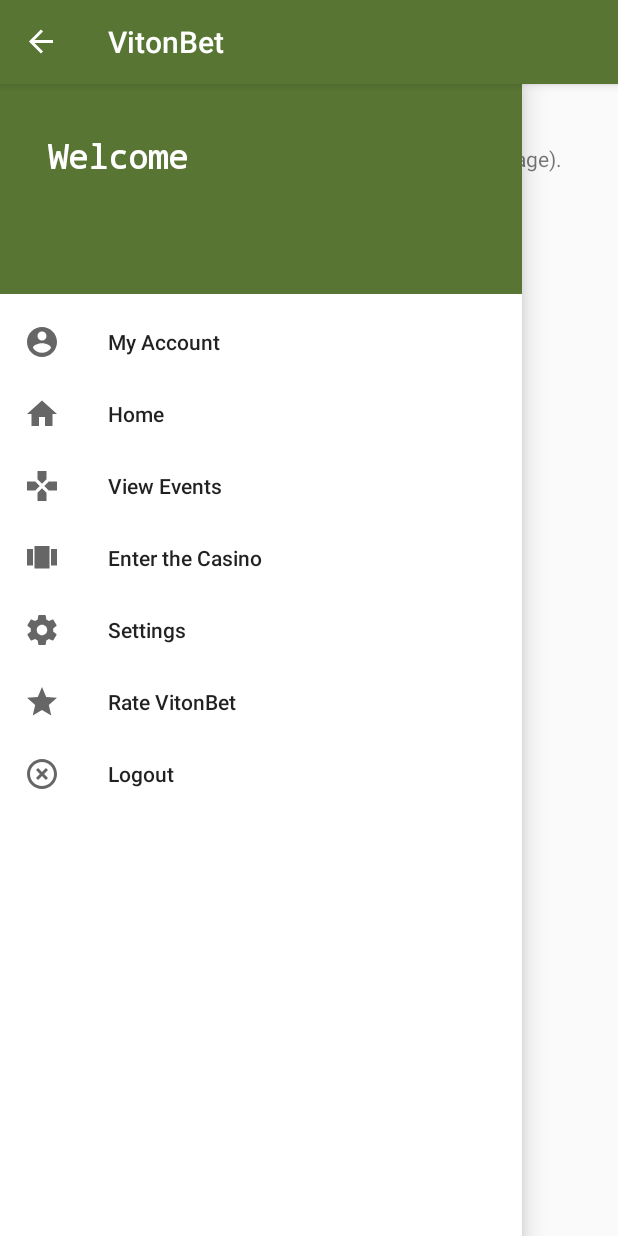
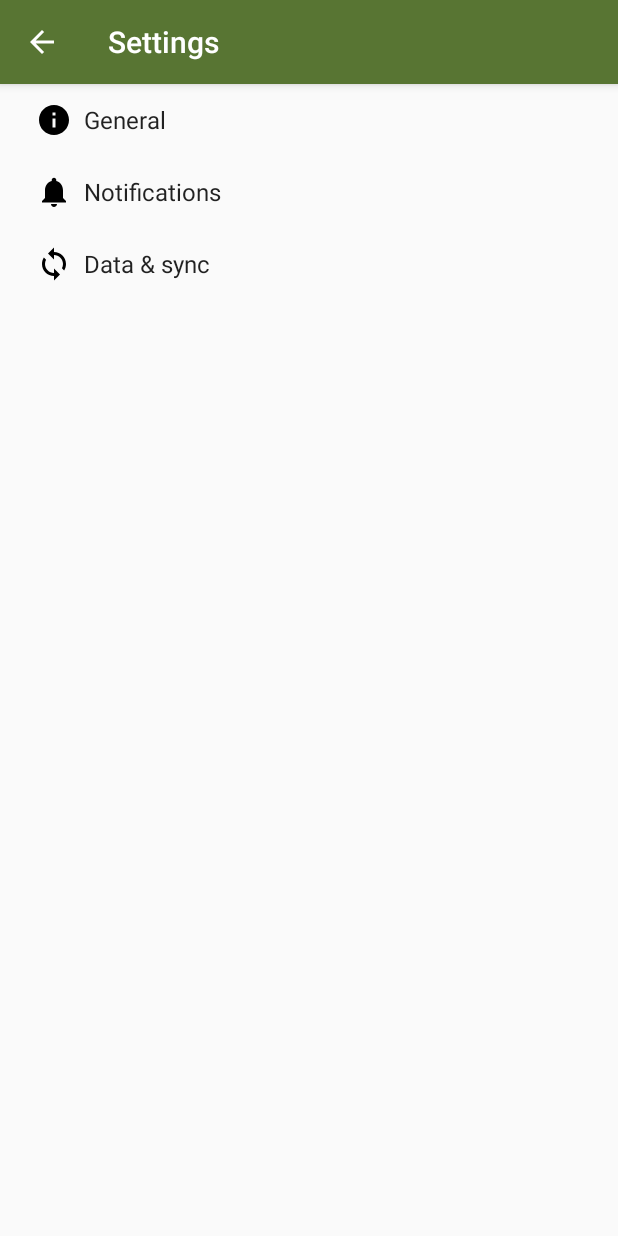
Before and after one commit to GabrielGrimberg/VitonBet, an Android app: the MainActivity screen opened directly, with no data from a screen before it, after a tap on "Settings", on a phone screen of 412 x 824 dp. Run offline under Robolectric (Android 15) with nearby library versions, the phone set to English and light mode, and no system bars; our stand-ins replace Firebase (no records; nobody signed in at launch, a user with empty details on screens opened directly); 3 other taps on this screen came first.

Commit message:
Settings Activity - Android Studio Default

```diff
--- a/VitonBet/app/build.gradle
+++ b/VitonBet/app/build.gradle
@@ -21,6 +21,7 @@ android {
 dependencies {
     implementation fileTree(dir: 'libs', include: ['*.jar'])
     implementation 'com.android.support:appcompat-v7:26.1.0'
+    implementation 'com.android.support:support-v4:26.1.0'
     compile 'com.android.support:design:26.1.0'
     implementation 'com.android.support.constraint:constraint-layout:1.0.2'
     testImplementation 'junit:junit:4.12'
--- /dev/null
+++ b/VitonBet/app/src/main/java/gabrielgrimberg/com/vitonbet/AppCompatPreferenceActivity.java
@@ -0,0 +1,109 @@
+package gabrielgrimberg.com.vitonbet;
+
+import android.content.res.Configuration;
+import android.os.Bundle;
+import android.preference.PreferenceActivity;
+import android.support.annotation.LayoutRes;
+import android.support.annotation.Nullable;
+import android.support.v7.app.ActionBar;
+import android.support.v7.app.AppCompatDelegate;
+import android.support.v7.widget.Toolbar;
+import android.view.MenuInflater;
+import android.view.View;
+import android.view.ViewGroup;
+
+/**
+ * A {@link android.preference.PreferenceActivity} which implements and proxies the necessary calls
+ * to be used with AppCompat.
+ */
+public abstract class AppCompatPreferenceActivity extends PreferenceActivity {
+
+    private AppCompatDelegate mDelegate;
+
+    @Override
+    protected void onCreate(Bundle savedInstanceState) {
+        getDelegate().installViewFactory();
+        getDelegate().onCreate(savedInstanceState);
+        super.onCreate(savedInstanceState);
+    }
+
+    @Override
+    protected void onPostCreate(Bundle savedInstanceState) {
+        super.onPostCreate(savedInstanceState);
+        getDelegate().onPostCreate(savedInstanceState);
+    }
+
+    public ActionBar getSupportActionBar() {
+        return getDelegate().getSupportActionBar();
+    }
+
+    public void setSupportActionBar(@Nullable Toolbar toolbar) {
+        getDelegate().setSupportActionBar(toolbar);
+    }
+
+    @Override
+    public MenuInflater getMenuInflater() {
+        return getDelegate().getMenuInflater();
+    }
+
+    @Override
+    public void setContentView(@LayoutRes int layoutResID) {
+        getDelegate().setContentView(layoutResID);
+    }
+
+    @Override
+    public void setContentView(View view) {
+        getDelegate().setContentView(view);
+    }
+
+    @Override
+    public void setContentView(View view, ViewGroup.LayoutParams params) {
+        getDelegate().setContentView(view, params);
+    }
+
+    @Override
+    public void addContentView(View view, ViewGroup.LayoutParams params) {
+        getDelegate().addContentView(view, params);
+    }
+
+    @Override
+    protected void onPostResume() {
+        super.onPostResume();
+        getDelegate().onPostResume();
+    }
+
+    @Override
+    protected void onTitleChanged(CharSequence title, int color) {
+        super.onTitleChanged(title, color);
+        getDelegate().setTitle(title);
+    }
+
+    @Override
+    public void onConfigurationChanged(Configuration newConfig) {
+        super.onConfigurationChanged(newConfig);
+        getDelegate().onConfigurationChanged(newConfig);
+    }
+
+    @Override
+    protected void onStop() {
+        super.onStop();
+        getDelegate().onStop();
+    }
+
+    @Override
+    protected void onDestroy() {
+        super.onDestroy();
+        getDelegate().onDestroy();
+    }
+
+    public void invalidateOptionsMenu() {
+        getDelegate().invalidateOptionsMenu();
+    }
+
+    private AppCompatDelegate getDelegate() {
+        if (mDelegate == null) {
+            mDelegate = AppCompatDelegate.create(this, null);
+        }
+        return mDelegate;
+    }
+}
--- a/VitonBet/app/src/main/java/gabrielgrimberg/com/vitonbet/MainActivity.java
+++ b/VitonBet/app/src/main/java/gabrielgrimberg/com/vitonbet/MainActivity.java
@@ -93,6 +93,11 @@ public class MainActivity extends AppCompatActivity
                         casinoActivity.addFlags(Intent.FLAG_ACTIVITY_CLEAR_TOP);
                         startActivity(casinoActivity);
 
+                    case R.id.nav_settings:
+                        Intent settingsActivity = new Intent(getApplicationContext(), SettingsActivity.class);
+                        settingsActivity.addFlags(Intent.FLAG_ACTIVITY_CLEAR_TOP);
+                        startActivity(settingsActivity);
+
                         return true;
 
                     case R.id.nav_logout:
--- /dev/null
+++ b/VitonBet/app/src/main/res/drawable/ic_info_black_24dp.xml
@@ -0,0 +1,9 @@
+<vector xmlns:android="http://schemas.android.com/apk/res/android"
+    android:width="24dp"
+    android:height="24dp"
+    android:viewportHeight="24.0"
+    android:viewportWidth="24.0">
+    <path
+        android:fillColor="#FF000000"
+        android:pathData="M12,2C6.48,2 2,6.48 2,12s4.48,10 10,10 10,-4.48 10,-10S17.52,2 12,2zm1,15h-2v-6h2v6zm0,-8h-2V7h2v2z" />
+</vector>
--- /dev/null
+++ b/VitonBet/app/src/main/res/drawable/ic_sync_black_24dp.xml
@@ -0,0 +1,9 @@
+<vector xmlns:android="http://schemas.android.com/apk/res/android"
+    android:width="24dp"
+    android:height="24dp"
+    android:viewportHeight="24.0"
+    android:viewportWidth="24.0">
+    <path
+        android:fillColor="#FF000000"
+        android:pathData="M12 4V1L8 5l4 4V6c3.31 0 6 2.69 6 6 0 1.01,-.25 1.97,-.7 2.8l1.46 1.46C19.54 15.03 20 13.57 20 12c0,-4.42,-3.58,-8,-8,-8zm0 14c-3.31 0,-6,-2.69,-6,-6 0,-1.01.25,-1.97.7,-2.8L5.24 7.74C4.46 8.97 4 10.43 4 12c0 4.42 3.58 8 8 8v3l4,-4,-4,-4v3z" />
+</vector>
--- a/VitonBet/app/src/main/res/values/strings.xml
+++ b/VitonBet/app/src/main/res/values/strings.xml
@@ -14,4 +14,77 @@
 
     <!-- TODO: Remove or change this placeholder text -->
     <string name="hello_blank_fragment">Hello blank fragment</string>
+    <string name="title_activity_settings">Settings</string>
+
+    <!-- Strings related to Settings -->
+
+    <!-- Example General settings -->
+    <string name="pref_header_general">General</string>
+
+    <string name="pref_title_social_recommendations">Enable social recommendations</string>
+    <string name="pref_description_social_recommendations">Recommendations for people to contact
+        based on your message history
+    </string>
+
+    <string name="pref_title_display_name">Display name</string>
+    <string name="pref_default_display_name">John Smith</string>
+
+    <string name="pref_title_add_friends_to_messages">Add friends to messages</string>
+    <string-array name="pref_example_list_titles">
+        <item>Always</item>
+        <item>When possible</item>
+        <item>Never</item>
+    </string-array>
+    <string-array name="pref_example_list_values">
+        <item>1</item>
+        <item>0</item>
+        <item>-1</item>
+    </string-array>
+
+    <!-- Example settings for Data & Sync -->
+    <string name="pref_header_data_sync">Data &amp; sync</string>
+
+    <string name="pref_title_sync_frequency">Sync frequency</string>
+    <string-array name="pref_sync_frequency_titles">
+        <item>15 minutes</item>
+        <item>30 minutes</item>
+        <item>1 hour</item>
+        <item>3 hours</item>
+        <item>6 hours</item>
+        <item>Never</item>
+    </string-array>
+    <string-array name="pref_sync_frequency_values">
+        <item>15</item>
+        <item>30</item>
+        <item>60</item>
+        <item>180</item>
+        <item>360</item>
+        <item>-1</item>
+    </string-array>
+
+    <string-array name="list_preference_entries">
+        <item>Entry 1</item>
+        <item>Entry 2</item>
+        <item>Entry 3</item>
+    </string-array>
+
+    <string-array name="list_preference_entry_values">
+        <item>1</item>
+        <item>2</item>
+        <item>3</item>
+    </string-array>
+
+    <string-array name="multi_select_list_preference_default_value" />
+
+    <string name="pref_title_system_sync_settings">System sync settings</string>
+
+    <!-- Example settings for Notifications -->
+    <string name="pref_header_notifications">Notifications</string>
+
+    <string name="pref_title_new_message_notifications">New message notifications</string>
+
+    <string name="pref_title_ringtone">Ringtone</string>
+    <string name="pref_ringtone_silent">Silent</string>
+
+    <string name="pref_title_vibrate">Vibrate</string>
 </resources>
--- /dev/null
+++ b/VitonBet/app/src/main/res/xml/pref_data_sync.xml
@@ -0,0 +1,21 @@
+<PreferenceScreen xmlns:android="http://schemas.android.com/apk/res/android">
+
+    <!-- NOTE: Hide buttons to simplify the UI. Users can touch outside the dialog to
+         dismiss it. -->
+    <!-- NOTE: ListPreference's summary should be set to its value by the activity code. -->
+    <ListPreference
+        android:defaultValue="180"
+        android:entries="@array/pref_sync_frequency_titles"
+        android:entryValues="@array/pref_sync_frequency_values"
+        android:key="sync_frequency"
+        android:negativeButtonText="@null"
+        android:positiveButtonText="@null"
+        android:title="@string/pref_title_sync_frequency" />
+
+    <!-- This preference simply launches an intent when selected. Use this UI sparingly, per
+         design guidelines. -->
+    <Preference android:title="@string/pref_title_system_sync_settings">
+        <intent android:action="android.settings.SYNC_SETTINGS" />
+    </Preference>
+
+</PreferenceScreen>
--- /dev/null
+++ b/VitonBet/app/src/main/res/xml/pref_general.xml
@@ -0,0 +1,33 @@
+<PreferenceScreen xmlns:android="http://schemas.android.com/apk/res/android">
+
+    <SwitchPreference
+        android:defaultValue="true"
+        android:key="example_switch"
+        android:summary="@string/pref_description_social_recommendations"
+        android:title="@string/pref_title_social_recommendations" />
+
+    <!-- NOTE: EditTextPreference accepts EditText attributes. -->
+    <!-- NOTE: EditTextPreference's summary should be set to its value by the activity code. -->
+    <EditTextPreference
+        android:capitalize="words"
+        android:defaultValue="@string/pref_default_display_name"
+        android:inputType="textCapWords"
+        android:key="example_text"
+        android:maxLines="1"
+        android:selectAllOnFocus="true"
+        android:singleLine="true"
+        android:title="@string/pref_title_display_name" />
+
+    <!-- NOTE: Hide buttons to simplify the UI. Users can touch outside the dialog to
+         dismiss it. -->
+    <!-- NOTE: ListPreference's summary should be set to its value by the activity code. -->
+    <ListPreference
+        android:defaultValue="-1"
+        android:entries="@array/pref_example_list_titles"
+        android:entryValues="@array/pref_example_list_values"
+        android:key="example_list"
+        android:negativeButtonText="@null"
+        android:positiveButtonText="@null"
+        android:title="@string/pref_title_add_friends_to_messages" />
+
+</PreferenceScreen>
--- /dev/null
+++ b/VitonBet/app/src/main/res/xml/pref_headers.xml
@@ -0,0 +1,20 @@
+<preference-headers xmlns:android="http://schemas.android.com/apk/res/android">
+
+    <!-- These settings headers are only used on tablets. -->
+
+    <header
+        android:fragment="gabrielgrimberg.com.vitonbet.SettingsActivity$GeneralPreferenceFragment"
+        android:icon="@drawable/ic_info_black_24dp"
+        android:title="@string/pref_header_general" />
+
+    <header
+        android:fragment="gabrielgrimberg.com.vitonbet.SettingsActivity$NotificationPreferenceFragment"
+        android:icon="@drawable/ic_notifications_black_24dp"
+        android:title="@string/pref_header_notifications" />
+
+    <header
+        android:fragment="gabrielgrimberg.com.vitonbet.SettingsActivity$DataSyncPreferenceFragment"
+        android:icon="@drawable/ic_sync_black_24dp"
+        android:title="@string/pref_header_data_sync" />
+
+</preference-headers>
--- /dev/null
+++ b/VitonBet/app/src/main/res/xml/pref_notification.xml
@@ -0,0 +1,27 @@
+<PreferenceScreen xmlns:android="http://schemas.android.com/apk/res/android">
+
+    <!-- A 'parent' preference, which enables/disables child preferences (below)
+         when checked/unchecked. -->
+    <SwitchPreference
+        android:defaultValue="true"
+        android:key="notifications_new_message"
+        android:title="@string/pref_title_new_message_notifications" />
+
+    <!-- Allows the user to choose a ringtone in the 'notification' category. -->
+    <!-- NOTE: This preference will be enabled only when the checkbox above is checked. -->
+    <!-- NOTE: RingtonePreference's summary should be set to its value by the activity code. -->
+    <RingtonePreference
+        android:defaultValue="content://settings/system/notification_sound"
+        android:dependency="notifications_new_message"
+        android:key="notifications_new_message_ringtone"
+        android:ringtoneType="notification"
+        android:title="@string/pref_title_ringtone" />
+
+    <!-- NOTE: This preference will be enabled only when the checkbox above is checked. -->
+    <SwitchPreference
+        android:defaultValue="true"
+        android:dependency="notifications_new_message"
+        android:key="notifications_new_message_vibrate"
+        android:title="@string/pref_title_vibrate" />
+
+</PreferenceScreen>
```
Also changed, not shown: VitonBet/app/src/main/AndroidManifest.xml (+6 -13 lines), VitonBet/app/src/main/java/gabrielgrimberg/com/vitonbet/SettingsActivity.java (added, +254 -0 lines).
